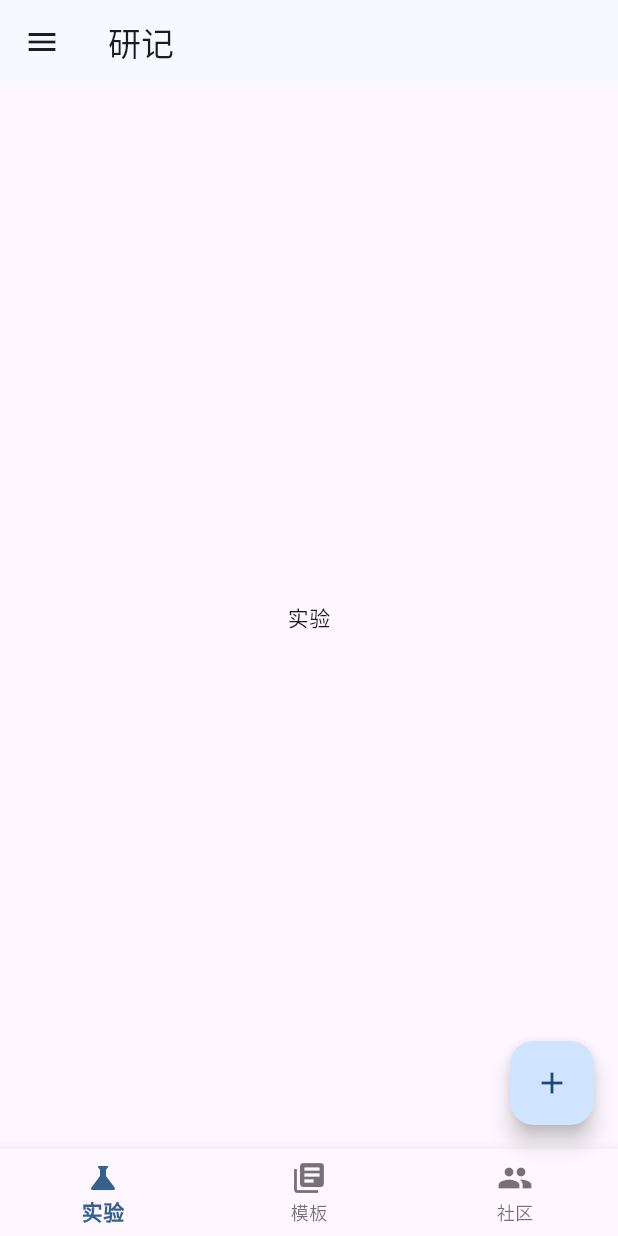
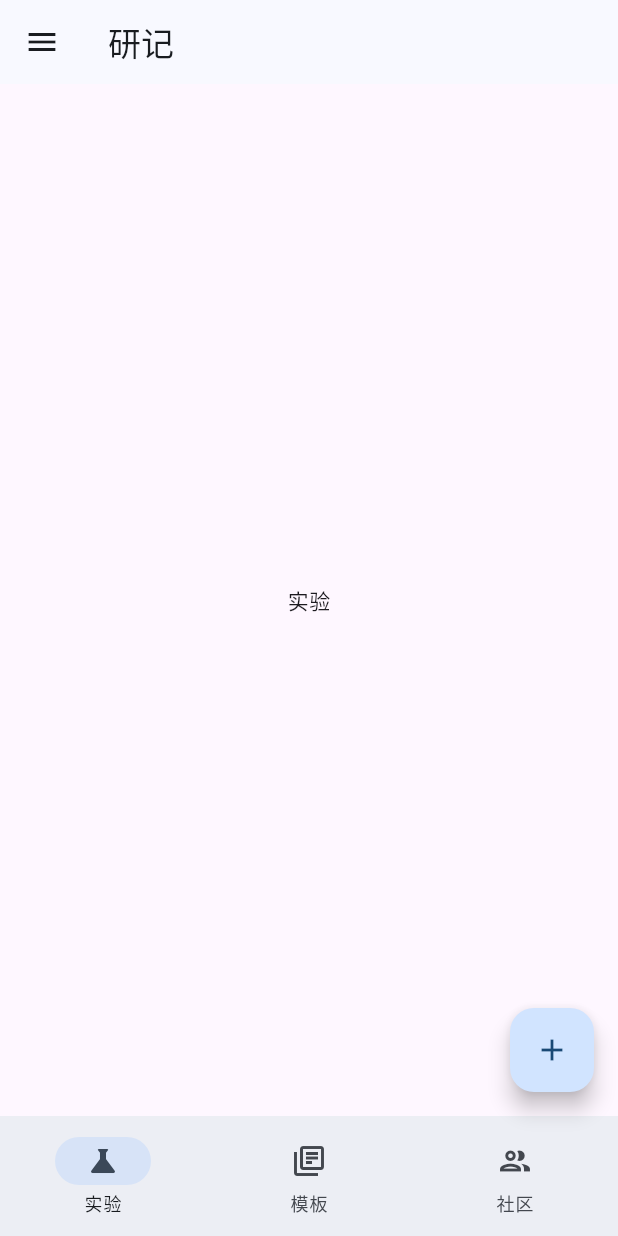
Before and after one commit to derec30240/XperiNote, a Flutter app: the screen it shows after launch, on a phone screen of 412 x 824 dp. Run offline on Flutter 3.47's test engine with Material 3 defaults, Android fonts, the light colour scheme and no system bars; our stand-ins replace get, shared_preferences.

Commit message:
refactor(navigation_bar): 优化底部导航栏外观
使用NavigationBar重构底部导航栏，使其符合Material 3规范，并增强视觉体验与风格一致性

```diff
--- a/lib/app/layout/main_navigation_wrapper.dart
+++ b/lib/app/layout/main_navigation_wrapper.dart
@@ -70,15 +70,26 @@ class _MainNavigationWrapperState extends State<MainNavigationWrapper> {
       drawer: _buildDrawer(context),
       drawerEnableOpenDragGesture: Get.currentRoute == AppRoutes.home,
       body: IndexedStack(index: _selectedIndex, children: _pages),
-      bottomNavigationBar: BottomNavigationBar(
-        currentIndex: _selectedIndex,
-        onTap: _onItemTapped,
-        items: const [
-          BottomNavigationBarItem(icon: Icon(Icons.science), label: '实验'),
-          BottomNavigationBarItem(icon: Icon(Icons.library_books), label: '模板'),
-          BottomNavigationBarItem(icon: Icon(Icons.people), label: '社区'),
+      bottomNavigationBar: NavigationBar(
+        selectedIndex: _selectedIndex,
+        onDestinationSelected: _onItemTapped,
+        destinations: const [
+          NavigationDestination(
+            icon: Icon(Icons.science_outlined),
+            label: '实验',
+            selectedIcon: Icon(Icons.science),
+          ),
+          NavigationDestination(
+            icon: Icon(Icons.library_books_outlined),
+            label: '模板',
+            selectedIcon: Icon(Icons.library_books),
+          ),
+          NavigationDestination(
+            icon: Icon(Icons.people_outlined),
+            label: '社区',
+            selectedIcon: Icon(Icons.people),
+          ),
         ],
-        selectedLabelStyle: TextStyle(fontWeight: FontWeight.bold),
       ),
       floatingActionButton: FloatingActionButton(
         onPressed: () {
```
